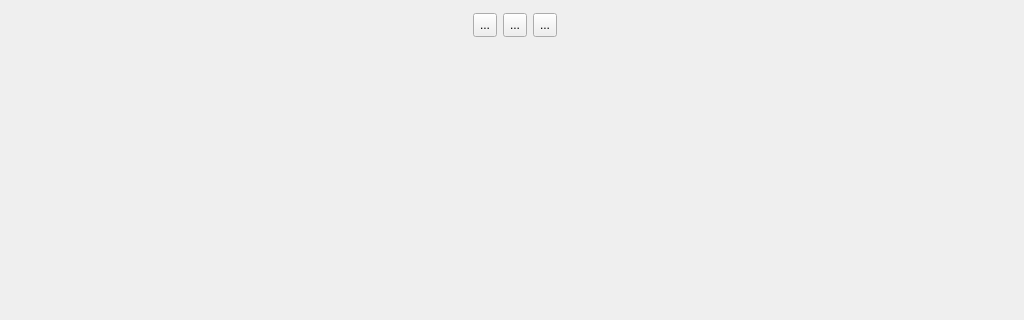
Foxei/QtClientSideWindowDecorations, file src/example_frameless_window/ui/undecoratedwindow.ui: the form before one commit; both pictures show x 0 to 1024 and y 0 to 320 of the 1024 by 720 pixel window.
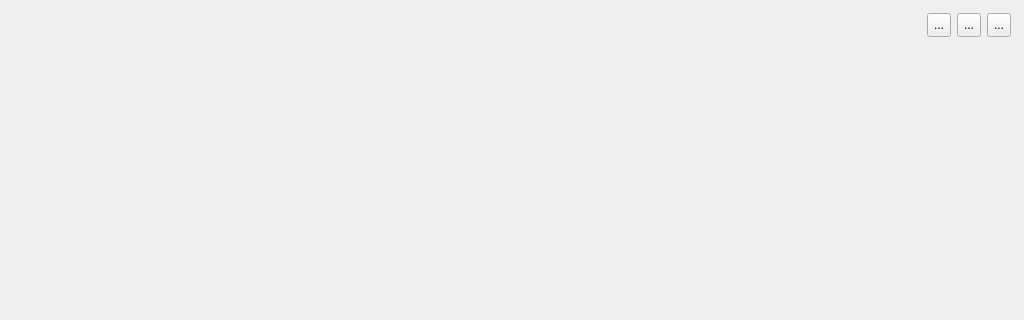
The form after the commit. Icons and pictures are not drawn.

Commit message: Hide windows imports from macos and linux, update screen shoot

What changed in the file:
```diff
--- a/src/example_frameless_window/ui/undecoratedwindow.ui
+++ b/src/example_frameless_window/ui/undecoratedwindow.ui
@@ -65,6 +65,12 @@
          <property name="orientation">
           <enum>Qt::Horizontal</enum>
          </property>
+         <property name="sizeHint" stdset="0">
+          <size>
+           <width>0</width>
+           <height>0</height>
+          </size>
+         </property>
         </spacer>
        </item>
        <item>
@@ -77,8 +83,8 @@
          </property>
          <property name="minimumSize">
           <size>
-           <width>80</width>
-           <height>40</height>
+           <width>72</width>
+           <height>30</height>
           </size>
          </property>
          <property name="layoutDirection">
```
Left out of the diff: 14 changed lines with no effect on the pictures. The commit also changes 2 other files.
